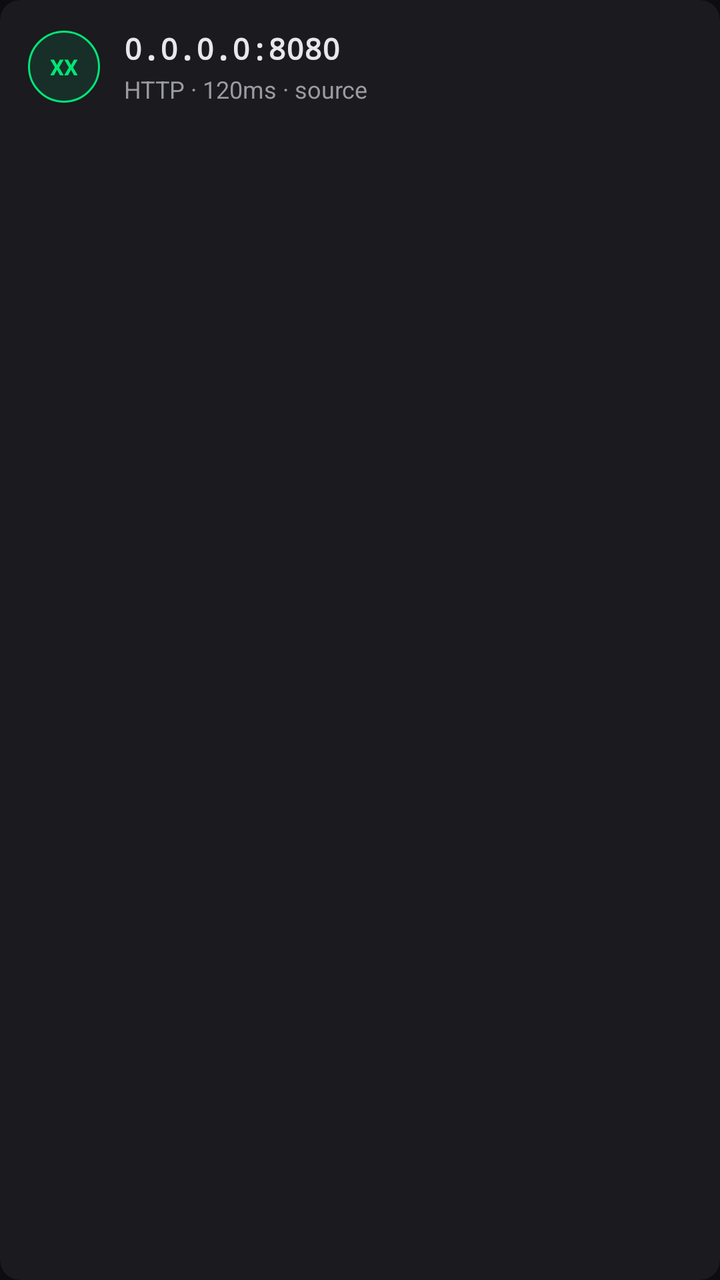
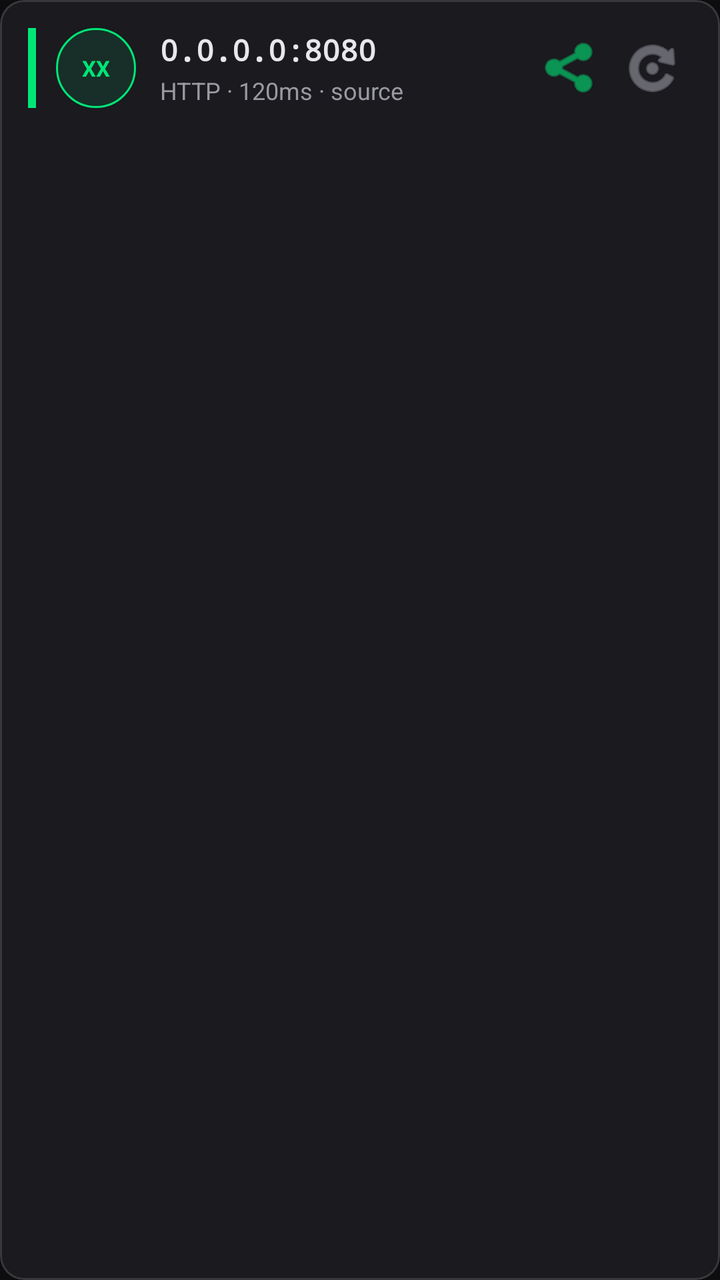

Compare the two renders of this Android layout. The source of the first and the diff that turns it into the second are given below.
<!-- AndroidManifest.xml: application theme Theme.ProxyVault -->
<!-- res/layout/item_proxy.xml -->
<?xml version="1.0" encoding="utf-8"?>
<com.google.android.material.card.MaterialCardView
    xmlns:android="http://schemas.android.com/apk/res/android"
    xmlns:app="http://schemas.android.com/apk/res-auto"
    android:layout_width="match_parent"
    android:layout_height="wrap_content"
    android:layout_marginBottom="8dp"
    app:cardBackgroundColor="@color/card_bg"
    app:cardCornerRadius="10dp"
    app:cardElevation="0dp"
    app:strokeWidth="0dp">

    <LinearLayout
        android:layout_width="match_parent"
        android:layout_height="wrap_content"
        android:orientation="horizontal"
        android:padding="14dp"
        android:gravity="center_vertical">

        <TextView
            android:id="@+id/tvCountry"
            android:layout_width="36dp"
            android:layout_height="36dp"
            android:gravity="center"
            android:text="XX"
            android:textColor="@color/accent_green"
            android:textSize="11sp"
            android:textStyle="bold"
            android:background="@drawable/bg_country" />

        <LinearLayout
            android:layout_width="0dp"
            android:layout_height="wrap_content"
            android:layout_weight="1"
            android:orientation="vertical"
            android:layout_marginStart="12dp">

            <TextView
                android:id="@+id/tvAddress"
                android:layout_width="match_parent"
                android:layout_height="wrap_content"
                android:text="0.0.0.0:8080"
                android:textColor="@color/text_primary"
                android:textSize="15sp"
                android:textStyle="bold"
                android:fontFamily="monospace" />

            <TextView
                android:id="@+id/tvMeta"
                android:layout_width="match_parent"
                android:layout_height="wrap_content"
                android:text="HTTP · 120ms · source"
                android:textColor="@color/text_secondary"
                android:textSize="12sp"
                android:layout_marginTop="2dp" />
        </LinearLayout>
    </LinearLayout>
</com.google.android.material.card.MaterialCardView>
<!-- resources referenced by this layout -->
<resources>
  <color name="accent_green">#FF00E676</color>
  <color name="card_bg">#FF1A1A1F</color>
  <color name="text_primary">#FFE8E8EC</color>
  <color name="text_secondary">#FF9A9AA3</color>
  <!-- drawable bg_country (drawable) -->
  <?xml version="1.0" encoding="utf-8"?>
  <shape xmlns:android="http://schemas.android.com/apk/res/android"
      android:shape="oval">
      <solid android:color="#1A00E676" />
      <stroke
          android:width="1dp"
          android:color="@color/accent_green" />
  </shape>
  <style name="Theme.ProxyVault" parent="Theme.MaterialComponents.DayNight.NoActionBar">
          <item name="colorPrimary">@color/accent_green</item>
          <item name="colorPrimaryVariant">@color/accent_green_dim</item>
          <item name="colorOnPrimary">@color/black</item>
          <item name="android:statusBarColor">@color/bg_dark</item>
          <item name="android:navigationBarColor">@color/bg_dark</item>
          <item name="android:windowBackground">@color/bg_dark</item>
          <item name="android:textColorPrimary">@color/text_primary</item>
          <item name="android:textColorSecondary">@color/text_secondary</item>
      </style>
  <color name="accent_green_dim">#FF00C853</color>
  <color name="black">#FF000000</color>
  <color name="bg_dark">#FF0D0D0F</color>
</resources>

<!-- the commit's change to res/layout/item_proxy.xml (unified diff, before → after) -->
@@ -6,9 +6,13 @@
     android:layout_height="wrap_content"
     android:layout_marginBottom="8dp"
     app:cardBackgroundColor="@color/card_bg"
-    app:cardCornerRadius="10dp"
+    app:cardCornerRadius="12dp"
     app:cardElevation="0dp"
-    app:strokeWidth="0dp">
+    app:strokeWidth="1dp"
+    app:strokeColor="#22FFFFFF"
+    android:clickable="true"
+    android:focusable="true"
+    android:foreground="?attr/selectableItemBackground">
 
     <LinearLayout
         android:layout_width="match_parent"
@@ -17,16 +21,24 @@
         android:padding="14dp"
         android:gravity="center_vertical">
 
+        
+        <View
+            android:id="@+id/speedBar"
+            android:layout_width="4dp"
+            android:layout_height="40dp"
+            android:background="@color/speed_fast" />
+
         <TextView
             android:id="@+id/tvCountry"
-            android:layout_width="36dp"
-            android:layout_height="36dp"
+            android:layout_width="40dp"
+            android:layout_height="40dp"
             android:gravity="center"
             android:text="XX"
             android:textColor="@color/accent_green"
             android:textSize="11sp"
             android:textStyle="bold"
-            android:background="@drawable/bg_country" />
+            android:background="@drawable/bg_country"
+            android:layout_marginStart="10dp" />
 
         <LinearLayout
             android:layout_width="0dp"
@@ -54,5 +66,24 @@
                 android:textSize="12sp"
                 android:layout_marginTop="2dp" />
         </LinearLayout>
+
+        
+        <ImageButton
+            android:id="@+id/btnCopy"
+            android:layout_width="40dp"
+            android:layout_height="40dp"
+            android:background="?attr/selectableItemBackgroundBorderless"
+            android:src="@android:drawable/ic_menu_share"
+            android:contentDescription="Copy"
+            app:tint="@color/accent_green" />
+
+        <ImageButton
+            android:id="@+id/btnTest"
+            android:layout_width="40dp"
+            android:layout_height="40dp"
+            android:background="?attr/selectableItemBackgroundBorderless"
+            android:src="@android:drawable/ic_menu_rotate"
+            android:contentDescription="Test"
+            app:tint="@color/text_secondary" />
     </LinearLayout>
 </com.google.android.material.card.MaterialCardView>
<!-- resource entries referenced after the edit -->
@@ -2,6 +2,7 @@
 <resources>
   <color name="accent_green">#FF00E676</color>
   <color name="card_bg">#FF1A1A1F</color>
+  <color name="speed_fast">#FF00E676</color>
   <color name="text_primary">#FFE8E8EC</color>
   <color name="text_secondary">#FF9A9AA3</color>
   <!-- drawable bg_country (drawable) -->
